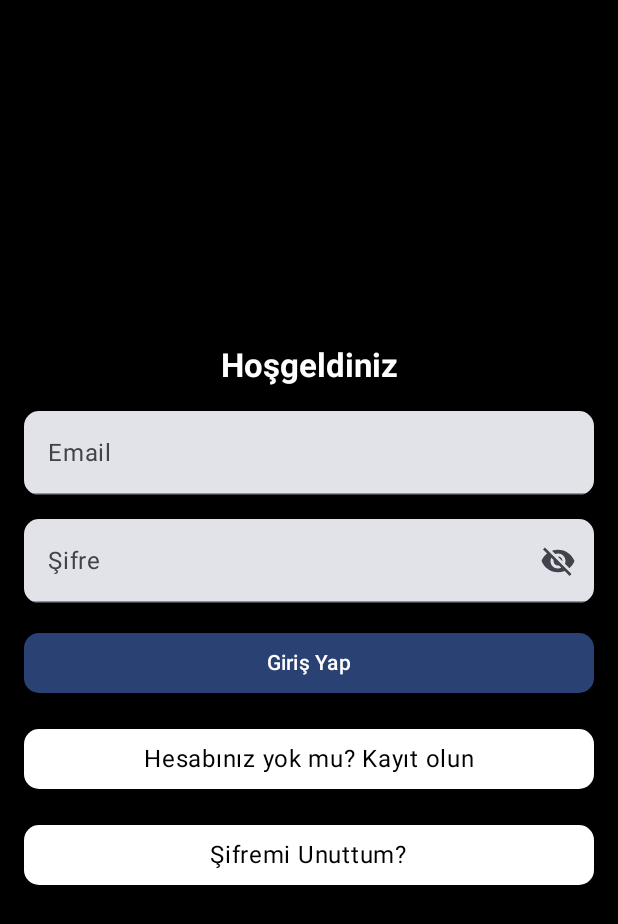
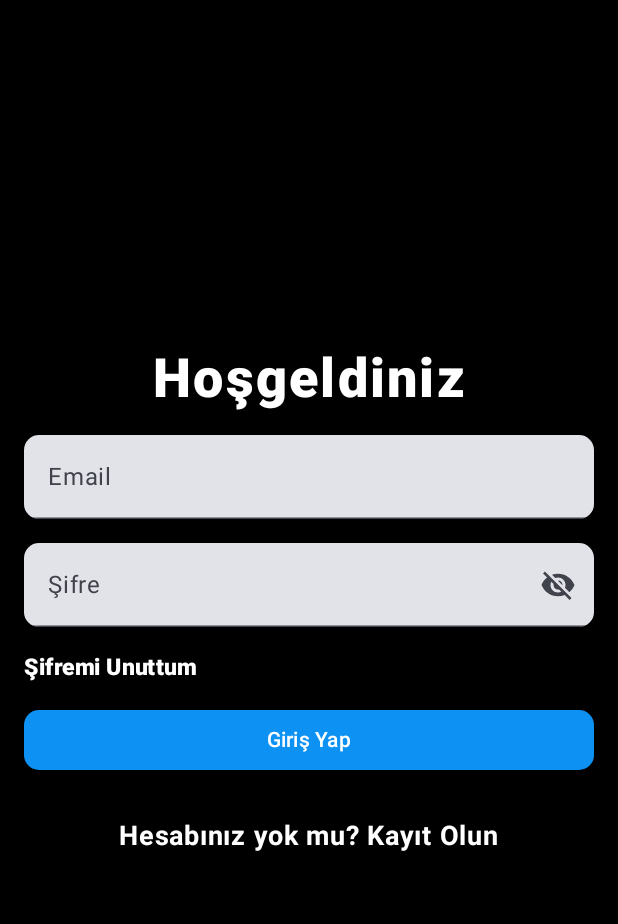
Before and after one commit to TravelTeamApp/TravelApp_frontend, an Android app built with Jetpack Compose: the screen it shows after launch (MainActivity), on a phone screen of 412 x 824 dp. Shown: the top 924 px of the screen. Run offline under Robolectric (Android 15) with nearby library versions, the phone set to English and light mode, and no system bars.

Commit message:
score eklendi ve frontend düzenlendi,hover eklendi.

```diff
--- a/app/src/main/java/tr/edu/trakya/tubanurturkmen/bitirmeprojesi1/LoginScreen.kt
+++ b/app/src/main/java/tr/edu/trakya/tubanurturkmen/bitirmeprojesi1/LoginScreen.kt
@@ -1,35 +1,70 @@
 package tr.edu.trakya.tubanurturkmen.bitirmeprojesi1
+import androidx.compose.ui.res.painterResource
+import com.google.gson.stream.JsonReader
+import androidx.compose.ui.unit.sp
+import androidx.compose.ui.draw.shadow
+import androidx.compose.foundation.background
+import androidx.compose.foundation.layout.padding
 
-// Compose ve UI bileşenleri
-import androidx.compose.foundation.*
+import androidx.compose.foundation.interaction.MutableInteractionSource
+import androidx.compose.foundation.interaction.collectIsHoveredAsState
+import java.io.StringReader
+import androidx.compose.foundation.BorderStroke
+import androidx.compose.foundation.background
+import androidx.compose.foundation.border
+import androidx.compose.foundation.clickable
+import androidx.compose.foundation.layout.*
+import androidx.compose.material3.*
+import androidx.compose.runtime.*
+import androidx.compose.ui.graphics.vector.ImageVector
+import androidx.compose.ui.platform.LocalContext
+import androidx.compose.ui.res.vectorResource
+
+import androidx.compose.ui.unit.dp
+import retrofit2.Call
+import retrofit2.Callback
+import retrofit2.Response
+import android.util.Log
+import androidx.compose.foundation.Image
+import androidx.compose.ui.res.painterResource
+
+
+import android.widget.Toast
+import androidx.compose.foundation.Image
+import androidx.compose.foundation.background
+import androidx.compose.foundation.clickable
 import androidx.compose.foundation.layout.*
 import androidx.compose.foundation.shape.RoundedCornerShape
 import androidx.compose.foundation.text.KeyboardOptions
-import androidx.compose.material.icons.Icons
-import androidx.compose.material.icons.filled.Visibility
-import androidx.compose.material.icons.filled.VisibilityOff
 import androidx.compose.material3.*
 import androidx.compose.runtime.*
 import androidx.compose.ui.Alignment
 import androidx.compose.ui.Modifier
-import androidx.compose.ui.draw.clip
+import androidx.compose.ui.graphics.Brush
 import androidx.compose.ui.graphics.Color
-import androidx.compose.ui.graphics.vector.ImageVector
-import androidx.compose.ui.platform.LocalContext
-import androidx.compose.ui.res.vectorResource
-import androidx.compose.ui.text.input.*
+import androidx.compose.ui.graphics.painter.Painter
+import androidx.compose.ui.layout.ContentScale
+import androidx.compose.ui.res.painterResource
+import androidx.compose.ui.text.input.ImeAction
+import androidx.compose.ui.text.input.KeyboardType
+import androidx.compose.ui.text.input.PasswordVisualTransformation
+import androidx.compose.ui.text.input.VisualTransformation
 import androidx.compose.ui.unit.dp
+import androidx.compose.ui.text.font.FontWeight
+import androidx.navigation.NavController
+
+import androidx.compose.foundation.layout.*
+import androidx.compose.material3.*
+
+import androidx.compose.ui.input.pointer.pointerInput
+
 import androidx.compose.ui.viewinterop.AndroidView
 
 // Android SDK ve sistem bileşenleri
 import android.net.Uri
-import android.util.Log
-import android.widget.Toast
 
-// Retrofit
-import retrofit2.Call
-import retrofit2.Callback
-import retrofit2.Response
+
+
 
 // Media3 (ExoPlayer)
 import androidx.media3.common.MediaItem
@@ -39,8 +74,6 @@ import androidx.media3.exoplayer.ExoPlayer
 import androidx.media3.ui.AspectRatioFrameLayout
 import androidx.media3.ui.PlayerView
 
-// Navigation
-import androidx.navigation.NavController
 
 @androidx.annotation.OptIn(UnstableApi::class)
 @OptIn(ExperimentalMaterial3Api::class)
@@ -53,6 +86,9 @@ fun LoginScreen(navController: NavController) {
 
     // Giriş işlemi sırasında yükleniyor durumu
     var isLoading by remember { mutableStateOf(false) }
+
+    // Hover durumu
+    var isHovered by remember { mutableStateOf(false) }
 
     // ExoPlayer'ı başlat ve video dosyasını ayarla
     val exoPlayer = remember {
@@ -76,6 +112,7 @@ fun LoginScreen(navController: NavController) {
             })
         }
     }
+
     Box(modifier = Modifier.fillMaxSize()) {
         // Arka plan video oynatıcı
         AndroidView(
@@ -108,9 +145,11 @@ fun LoginScreen(navController: NavController) {
                 Text(
                     text = "Hoşgeldiniz",
                     style = MaterialTheme.typography.titleLarge.copy(
-                        fontWeight = androidx.compose.ui.text.font.FontWeight.Bold
+                        fontWeight = FontWeight.ExtraBold, // Daha kalın yazı
+                        fontSize = 36.sp, // Daha büyük boyut
+                        letterSpacing = 1.5.sp, // Harfler arasında boşluk
+                        color = Color.White
                     ),
-                    color = Color.White
                 )
 
                 // Email alanı
@@ -126,6 +165,7 @@ fun LoginScreen(navController: NavController) {
                     )
                 )
 
+                // Şifre alanı
                 // Şifre alanı
                 TextField(
                     value = password.value,
@@ -149,6 +189,19 @@ fun LoginScreen(navController: NavController) {
                             modifier = Modifier
                                 .clickable { isPasswordVisible = !isPasswordVisible }
                         )
+                    }
+                )
+
+// Şifremi Unuttum yazısını daha küçük ve altına koyuyoruz
+                Text(
+                    text = "Şifremi Unuttum",
+                    style = MaterialTheme.typography.bodySmall.copy(fontSize = 15.sp, fontWeight = FontWeight.ExtraBold), // Küçük font
+                    color = Color.White,
+                    modifier = Modifier
+                        .padding(top = 2.dp)
+                        .align(Alignment.Start) // Sola dayalı
+                        .clickable {
+                            navController.navigate("forgotPassword")
                         }
                 )
 
@@ -229,16 +282,26 @@ fun LoginScreen(navController: NavController) {
                                 ).show()
                             }
                         },
-                        modifier = Modifier.fillMaxWidth(),
-                        shape = RoundedCornerShape(10.dp)
+                        modifier = Modifier
+                            .fillMaxWidth()
+                            .pointerInput(Unit) {
+                                // Hover için fare hareketini yakala
+                                awaitPointerEventScope {
+                                    while (true) {
+                                        val event = awaitPointerEvent()
+                                        isHovered = event.changes.any { it.pressed }
+                                    }
+                                }
+                            },
+                        shape = RoundedCornerShape(10.dp),
+                        colors = ButtonDefaults.buttonColors(
+                            containerColor = if (isHovered) Color(0xFF091057) else Color(0xFF0D92F4), // Hover ve normal renkler
+                            contentColor = Color.White
+                        )
                     ) {
                         Text(text = "Giriş Yap")
                     }
-                    Column(
-                        horizontalAlignment = Alignment.CenterHorizontally,
-                        verticalArrangement = Arrangement.spacedBy(8.dp), // Button'lar arasındaki mesafeyi daha da kısaltıyoruz
-                        modifier = Modifier.fillMaxWidth()
-                    ) {
+
                     // Kayıt Ol butonu
                     Button(
                         onClick = {
@@ -246,48 +309,28 @@ fun LoginScreen(navController: NavController) {
                         },
                         modifier = Modifier
                             .fillMaxWidth()
-                                .widthIn(max = 200.dp) // Butonun maksimum genişliğini 300dp ile sınırlandırıyoruz
-                                .padding(bottom = 4.dp),
+                            .padding(bottom = 12.dp) // Butonlar arası mesafeyi artırıyoruz
+                            .height(48.dp) // Buton yüksekliğini optimize ediyoruz
+                            .background(Color.Transparent), // Arka planı transparan yapıyoruz
                         colors = ButtonDefaults.buttonColors(
-                                containerColor = Color.White, // Beyaz arka plan
-                                contentColor = Color.Black
-                            ),// Siyah yazı rengi
+                            containerColor = Color.Transparent, // Arka planı transparan yapıyoruz
+                            contentColor = Color.White // Yazı rengini beyaz yapıyoruz
+                        ),
                         shape = RoundedCornerShape(10.dp),
                     ) {
                         Text(
-                                text = "Hesabınız yok mu? Kayıt olun",
+                            text = "Hesabınız yok mu? Kayıt Olun",
                             style = MaterialTheme.typography.bodyLarge.copy(
-
+                                fontSize = 18.sp, // Font boyutunu küçük tutuyoruz
+                                fontWeight = FontWeight.Bold // Yazıyı kalın yapıyoruz
                             )
                         )
                     }
 
-// Şifremi Unuttum butonu
-                        Button(
-                            onClick = {
-                                navController.navigate("forgotPassword")
-                            },
-                            modifier = Modifier
-                                .fillMaxWidth()
-                                .widthIn(max = 150.dp) // Butonun maksimum genişliğini 300dp ile sınırlandırıyoruz
-                                .padding(top = 4.dp),
-                            colors = ButtonDefaults.buttonColors(
-                                containerColor = Color.White, // Beyaz arka plan
-                                contentColor = Color.Black // Siyah yazı rengi
-                            ),
-                            shape = RoundedCornerShape(10.dp),
 
-                            ) {
-                            Text(
-                                text = "Şifremi Unuttum?",
-                                style = MaterialTheme.typography.bodyLarge.copy(
 
-                                )
-                            )
                 }
             }
         }
     }
 }
-    }
-    }
--- a/app/src/main/java/tr/edu/trakya/tubanurturkmen/bitirmeprojesi1/UserProfileResponse.kt
+++ b/app/src/main/java/tr/edu/trakya/tubanurturkmen/bitirmeprojesi1/UserProfileResponse.kt
@@ -4,7 +4,7 @@ data class UserProfileResponse(
     val id: Int,
     val email: String,
     val userName: String,
-    val Badges: String
+    val score: Int
 ) {
 
 }
```
Also changed, not shown: app/src/main/java/tr/edu/trakya/tubanurturkmen/bitirmeprojesi1/ForgotPasswordScreen.kt (+88 -37 lines), app/src/main/java/tr/edu/trakya/tubanurturkmen/bitirmeprojesi1/RegisterScreen.kt (+114 -70 lines), app/src/main/java/tr/edu/trakya/tubanurturkmen/bitirmeprojesi1/profile.kt (+4 -4 lines). Lines whose indentation alone changed are shown as unchanged.
